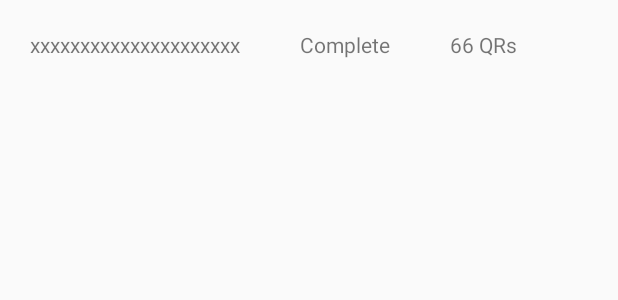
After one commit to CMPUT301W20T14/RebuNU, an Android app: the layout single_order.xml on its own in the app's theme, with its tools: preview values and no code run, on a phone screen of 412 x 824 dp. The commit adds this screen. Shown: the top 300 px of the screen. Run offline under Robolectric (Android 15) with nearby library versions, the phone set to English and light mode, and no system bars.

Commit message:
Added order list adapter, and designed corresponding layout.

```diff
--- a/app/src/main/res/layout/activity_order_list.xml
+++ b/app/src/main/res/layout/activity_order_list.xml
@@ -6,4 +6,8 @@
     android:layout_height="match_parent"
     tools:context=".OrderListActivity">
 
+    <ListView
+        android:id="@+id/order_list_listview"
+        android:layout_width="match_parent"
+        android:layout_height="match_parent" />
 </androidx.constraintlayout.widget.ConstraintLayout>
--- /dev/null
+++ b/app/src/main/res/layout/single_order.xml
@@ -0,0 +1,36 @@
+<?xml version="1.0" encoding="utf-8"?>
+<androidx.constraintlayout.widget.ConstraintLayout
+    xmlns:android="http://schemas.android.com/apk/res/android"
+    xmlns:app="http://schemas.android.com/apk/res-auto"
+    xmlns:tools="http://schemas.android.com/tools"
+    android:layout_width="match_parent"
+    android:layout_height="match_parent">
+
+    <TextView
+        android:id="@+id/single_order_textview_status"
+        android:layout_width="wrap_content"
+        android:layout_height="wrap_content"
+        android:padding="20dp"
+        android:text="Complete"
+        app:layout_constraintStart_toEndOf="@+id/single_order_textview_id"
+        app:layout_constraintTop_toTopOf="parent" />
+
+    <TextView
+        android:id="@+id/single_order_textview_price"
+        android:layout_width="wrap_content"
+        android:layout_height="wrap_content"
+        android:padding="20dp"
+        android:text="66 QRs"
+        app:layout_constraintStart_toEndOf="@+id/single_order_textview_status"
+        app:layout_constraintTop_toTopOf="parent" />
+
+    <TextView
+        android:id="@+id/single_order_textview_id"
+        android:layout_width="wrap_content"
+        android:layout_height="wrap_content"
+        android:padding="20dp"
+        android:text="xxxxxxxxxxxxxxxxxxxxx"
+        app:layout_constraintStart_toStartOf="parent"
+        app:layout_constraintTop_toTopOf="parent" />
+
+</androidx.constraintlayout.widget.ConstraintLayout>
```
Also changed, not shown: app/src/main/java/com/example/rebunu/OrderListActivity.java (+12 -3 lines), app/src/main/java/com/example/rebunu/OrderListAdapter.java (added, +42 -0 lines), app/src/main/java/com/example/rebunu/Utility.java (+28 -0 lines), app/src/main/res/layout/activity_user_information.xml (+6 -1 lines).
